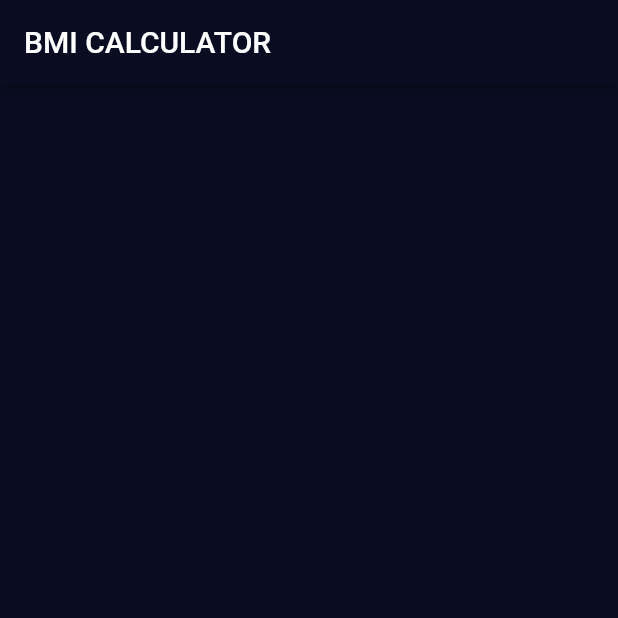
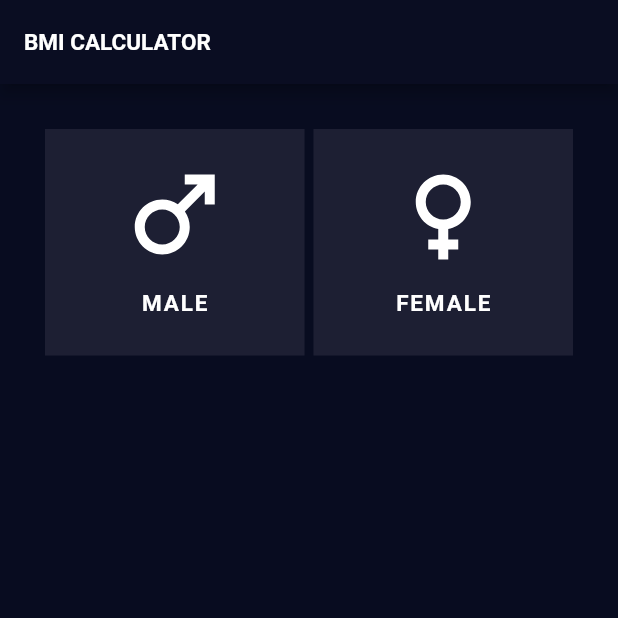
Before and after one commit to NickTaykey/BMI_calculator_app, a Flutter app: the screen it shows after launch, on a phone screen of 412 x 824 dp, the top half of it. Run offline on Flutter 3.47's test engine with Material 2 defaults, Android fonts, the phone set to English and light mode, and no system bars; our stand-ins replace flutter_svg.

Commit message:
add SexSelection

```diff
--- a/lib/main.dart
+++ b/lib/main.dart
@@ -1,4 +1,5 @@
 import 'package:flutter/material.dart';
+import 'package:flutter_svg/flutter_svg.dart';
 
 void main() {
   runApp(MyApp());
@@ -9,7 +10,7 @@ class MyApp extends StatelessWidget {
   @override
   Widget build(BuildContext context) {
     return MaterialApp(
-      title: 'Flutter Demo',
+      title: 'BMI CALCULATOR',
       theme: ThemeData(
         brightness: Brightness.dark,
         primaryColor: Color.fromRGBO(10, 13, 34, 1),
@@ -29,11 +30,95 @@ class _MyHomePageState extends State<MyHomePage> {
   @override
   Widget build(BuildContext context) {
     return Scaffold(
-      backgroundColor: Color.fromRGBO(10, 13, 34, 1),
+      backgroundColor: Color.fromRGBO(8, 12, 32, 1),
       appBar: AppBar(
-        // backgroundColor: Color.fromRGBO(10, 13, 34, 1),
-        title: Text('BMI CALCULATOR'),
+        backgroundColor: Color.fromRGBO(10, 13, 34, 1),
+        title: Text(
+          'BMI CALCULATOR',
+          style: TextStyle(
+            fontSize: 15,
+            fontWeight: FontWeight.bold,
+          ),
+        ),
+      ),
+      body: Column(
+        children: [SexSection()],
       ),
     );
   }
 }
+
+class SexSection extends StatelessWidget {
+  TextStyle textStyle = TextStyle(
+    color: Colors.white,
+    fontSize: 15,
+    fontWeight: FontWeight.bold,
+    letterSpacing: 1.25,
+  );
+  @override
+  Widget build(BuildContext context) {
+    return Container(
+      margin: EdgeInsets.all(15),
+      child: Row(
+        children: [
+          Expanded(
+            child: Container(
+              margin: EdgeInsets.fromLTRB(15, 15, 3, 15),
+              padding: EdgeInsets.fromLTRB(18, 9, 18, 18),
+              color: Color.fromRGBO(29, 31, 51, 1),
+              child: TextButton(
+                onPressed: () {},
+                child: Column(
+                  children: [
+                    SvgPicture.asset(
+                      'icons/male.svg',
+                      color: Colors.white,
+                      height: 80.0,
+                      width: 80.0,
+                      semanticsLabel: 'Are you a male?',
+                    ),
+                    Container(
+                      margin: EdgeInsets.only(top: 10),
+                      child: Text(
+                        'MALE',
+                        style: textStyle,
+                      ),
+                    ),
+                  ],
+                ),
+              ),
+            ),
+          ),
+          Expanded(
+            child: Container(
+              margin: EdgeInsets.fromLTRB(3, 15, 15, 15),
+              padding: EdgeInsets.fromLTRB(18, 9, 18, 18),
+              color: Color.fromRGBO(29, 31, 51, 1),
+              child: TextButton(
+                onPressed: () {},
+                child: Column(
+                  children: [
+                    SvgPicture.asset(
+                      'icons/female.svg',
+                      color: Colors.white,
+                      height: 80.0,
+                      width: 80.0,
+                      semanticsLabel: 'Are you a female?',
+                    ),
+                    Container(
+                      margin: EdgeInsets.only(top: 10),
+                      child: Text(
+                        'FEMALE',
+                        style: textStyle,
+                      ),
+                    ),
+                  ],
+                ),
+              ),
+            ),
+          ),
+        ],
+      ),
+    );
+  }
+}
```
Also changed, not shown: pubspec.yaml (+4 -3 lines), icons/female.svg (added), icons/male.svg (added), pubspec.lock.
